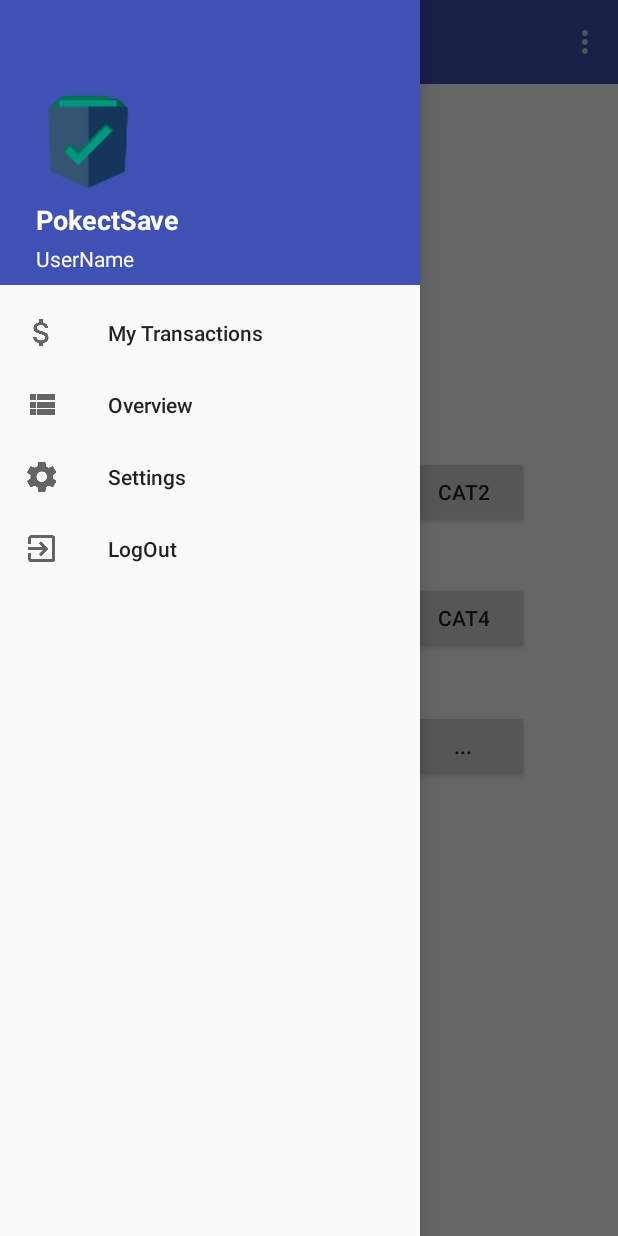
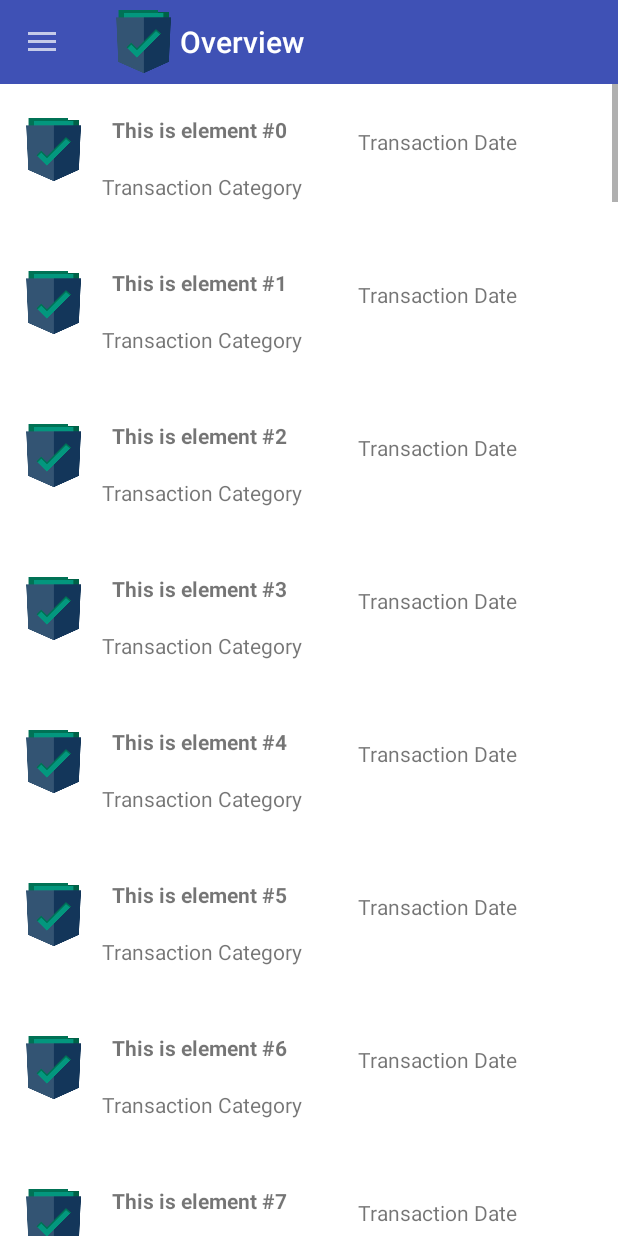
Before and after one commit to luisnmartins/feup-lpoo, an Android app: the screen it shows after launch (MainActivity), in the side drawer, after a tap on "Overview", on a phone screen of 412 x 824 dp. Run offline under Robolectric (Android 15) with nearby library versions, the phone set to English and light mode, and no system bars.

Commit message:
drawer button listener

```diff
--- a/PocketSave/app/src/main/java/lpoo/pocketsave/View/AddCategoryFragment.java
+++ b/PocketSave/app/src/main/java/lpoo/pocketsave/View/AddCategoryFragment.java
@@ -92,7 +92,7 @@ public class AddCategoryFragment extends Fragment {
     public void onDetach() {
         super.onDetach();
         MainActivity activity = (MainActivity) getActivity();
-        activity.resetButtons(true);
+        //activity.resetButtons(true);
         activity.getmToolbar().setTitle("Main Menu");
 
         mListener = null;
--- a/PocketSave/app/src/main/java/lpoo/pocketsave/View/MainActivity.java
+++ b/PocketSave/app/src/main/java/lpoo/pocketsave/View/MainActivity.java
@@ -6,7 +6,9 @@ import android.content.Intent;
 import android.database.Cursor;
 import android.os.Bundle;
 import android.support.design.widget.FloatingActionButton;
+import android.support.design.widget.NavigationView;
 import android.support.design.widget.Snackbar;
+import android.support.v4.view.GravityCompat;
 import android.support.v4.widget.DrawerLayout;
 import android.support.v4.app.Fragment;
 import android.support.v4.app.FragmentContainer;
@@ -31,7 +33,7 @@ import lpoo.pocketsave.Logic.User;
 import lpoo.pocketsave.R;
 import lpoo.pocketsave.View.dummy.DummyContent;
 
-public class MainActivity extends AppCompatActivity  {
+public class MainActivity extends AppCompatActivity implements NavigationView.OnNavigationItemSelectedListener{
 
     Button more;
 
@@ -39,6 +41,7 @@ public class MainActivity extends AppCompatActivity  {
     private DrawerLayout sDrawerLayout;
     private ActionBarDrawerToggle mToggle;
     private Toolbar mToolbar;
+    private NavigationView mNavView;
 
 
 
@@ -61,7 +64,15 @@ public class MainActivity extends AppCompatActivity  {
         mToggle.syncState();
 
 
+        Fragment fragment = new MainFragment();
+        fragment.setRetainInstance(true);
+        FragmentManager fragmentManager = getSupportFragmentManager();
+        FragmentTransaction fragmentTransaction = fragmentManager.beginTransaction();
+        fragmentTransaction.replace(R.id.linear_main, fragment);
+        fragmentTransaction.commit();
 
+        mNavView = (NavigationView) findViewById(R.id.nav_view);
+        mNavView.setNavigationItemSelectedListener(this);
 
         more = (Button) findViewById(R.id.Morebtn);
         //initialize database instance
@@ -109,13 +120,13 @@ public class MainActivity extends AppCompatActivity  {
         //Intent overviewIntent = new Intent(MainActivity.this, OverviewActivity.class);
         //MainActivity.this.startActivity(overviewIntent);
         mToolbar.setTitle("Overview");
-        setFragment(new OverviewListFragment());
+        setFragment(new OverviewListFragment(),"over");
     }
 
     public void getNewCategory(View view)
     {
         mToolbar.setTitle("New Category");
-        setFragment(new AddCategoryFragment());
+        setFragment(new AddCategoryFragment(),"cat");
     }
 
 
@@ -123,7 +134,7 @@ public class MainActivity extends AppCompatActivity  {
     @Override
     public boolean onCreateOptionsMenu(Menu menu) {
         // Inflate the menu; this adds items to the action bar if it is present.
-        getMenuInflater().inflate(R.menu.navigation_menu, menu);
+        //getMenuInflater().inflate(R.menu.navigation_menu, menu);
         return true;
     }
 
@@ -183,15 +194,22 @@ public class MainActivity extends AppCompatActivity  {
         return super.onOptionsItemSelected(item);
     }
 
-    protected void setFragment(Fragment fragment)
+    protected void setFragment(Fragment fragment,String tag)
     {
         //findViewById(R.id.linear_main).setVisibility(LinearLayout.INVISIBLE);
-        resetButtons(false);
-        FragmentManager fragmentManager = getSupportFragmentManager();
-        FragmentTransaction fragmentTransaction = fragmentManager.beginTransaction();
-        fragmentTransaction.replace(R.id.linear_main, fragment);
-        fragmentTransaction.addToBackStack(null);
-        fragmentTransaction.commit();
+
+         if(getFragmentManager().findFragmentByTag(tag) == null)
+         {
+             FragmentManager fragmentManager = getSupportFragmentManager();
+             FragmentTransaction fragmentTransaction = fragmentManager.beginTransaction();
+             fragmentTransaction.replace(R.id.linear_main, fragment,tag);
+             fragmentTransaction.addToBackStack(tag);
+             fragmentTransaction.commit();
+         }
+
+
+
+        //resetButtons(false);
     }
 
     public void resetButtons(Boolean clickable)
@@ -210,7 +228,30 @@ public class MainActivity extends AppCompatActivity  {
         return this.mToolbar;
     }
 
+    @Override
+    public boolean onNavigationItemSelected(MenuItem item)
+    {
+        int id = item.getItemId();
 
+        if(id == R.id.nav_overview)
+        {
+            mToolbar.setTitle("Overview");
+            setFragment(new OverviewListFragment(),"over");
+        }else if(id == R.id.nav_transactions)
+        {
+            mToolbar.setTitle("Stats");
+            setFragment(new StatsFragment(),"stats");
+        }else if(id == R.id.nav_logout)
+        {
+
+        }else if(id == R.id.nav_settings)
+        {
+
+        }
+        sDrawerLayout.closeDrawer(GravityCompat.START);
+        return true;
+
+    }
 
 
 }
--- a/PocketSave/app/src/main/java/lpoo/pocketsave/View/OverviewListFragment.java
+++ b/PocketSave/app/src/main/java/lpoo/pocketsave/View/OverviewListFragment.java
@@ -113,7 +113,7 @@ public class OverviewListFragment extends Fragment {
     public void onDetach() {
         super.onDetach();
         MainActivity activity = (MainActivity) getActivity();
-        activity.resetButtons(true);
+        //activity.resetButtons(true);
         activity.getmToolbar().setTitle("Main Menu");
 
 
--- a/PocketSave/app/src/main/res/layout/activity_main.xml
+++ b/PocketSave/app/src/main/res/layout/activity_main.xml
@@ -26,9 +26,7 @@
 
 
 
-            <include
-                android:id="@+id/content_of_main"
-                layout="@layout/content_main"/>
+
         </FrameLayout>
 
         <include
@@ -44,6 +42,7 @@
     </FrameLayout>
 
     <android.support.design.widget.NavigationView
+        android:id="@+id/nav_view"
         android:layout_width="wrap_content"
         android:layout_height="match_parent"
         app:menu="@menu/navigation_menu"
```
Also changed, not shown: PocketSave/app/src/main/java/lpoo/pocketsave/View/MainFragment.java (+11 -3 lines), PocketSave/app/src/main/java/lpoo/pocketsave/View/StatsFragment.java (+7 -5 lines).
